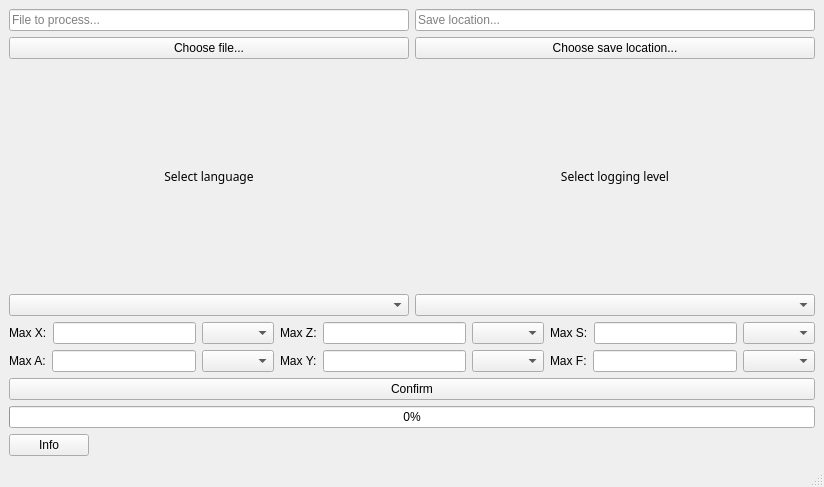
Qt form src/gui/main_window.ui (coolka1234/GCodeOptimizer) before a commit.
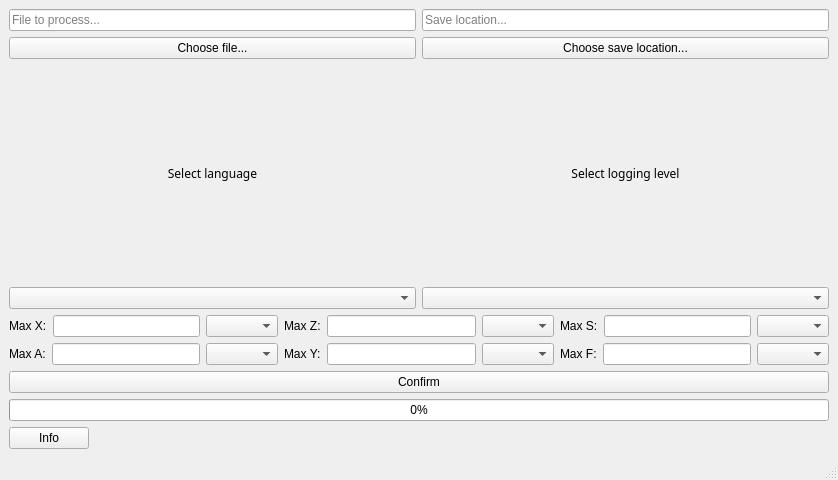
The same form after that commit.

The edit to the form file:
```diff
--- a/src/gui/main_window.ui
+++ b/src/gui/main_window.ui
@@ -6,8 +6,8 @@
    <rect>
     <x>0</x>
     <y>0</y>
-    <width>824</width>
-    <height>487</height>
+    <width>838</width>
+    <height>480</height>
    </rect>
   </property>
   <property name="windowTitle">
```
